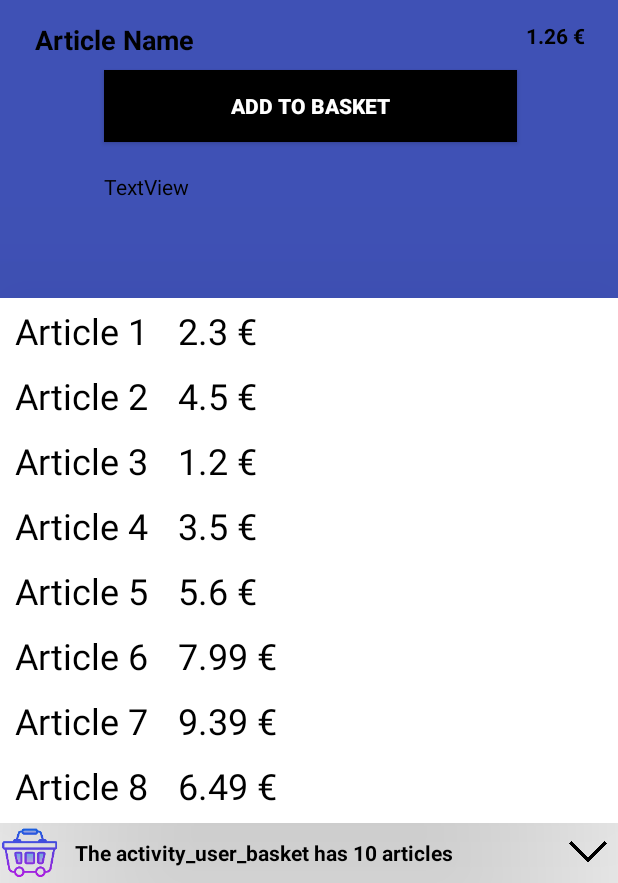
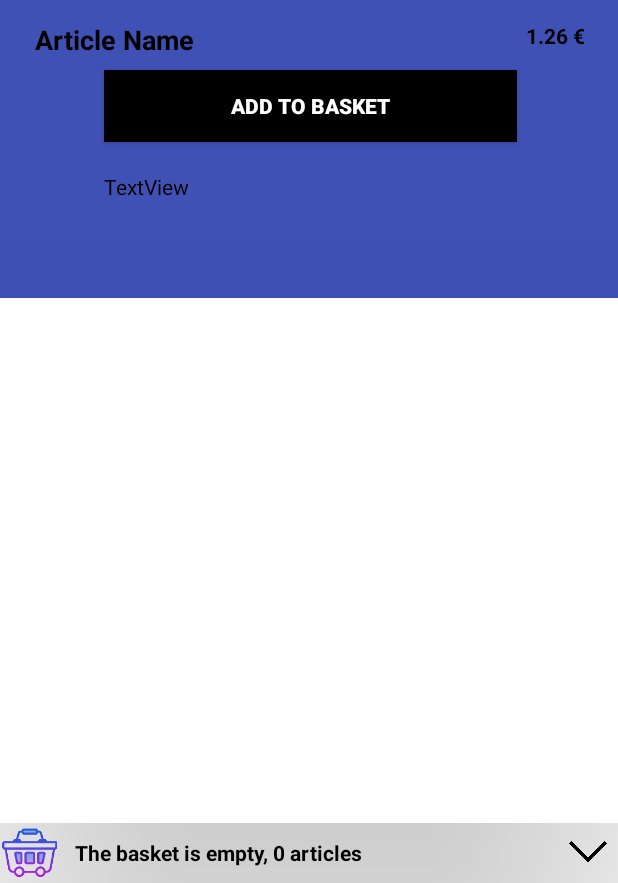
Before and after one commit to JDevs10/Shopping-Drive, an Android app: the DetailArticle screen opened directly, with no data from a screen before it, after a tap on an icon or button, on a phone screen of 412 x 824 dp, the part 353-1236 px from its top. Run offline under Robolectric (Android 15) with nearby library versions, the phone set to English and light mode, and no system bars; our stand-ins replace Firebase (no records; nobody signed in at launch, a user with empty details on screens opened directly), Picasso; pictures from the network do not load; 2 statements that could not run were skipped.

Commit message:
Detail Article activity and it's functionality

```diff
--- a/app/app/src/main/java/com/example/j_lds/shoppingdrive/DetailArticle.java
+++ b/app/app/src/main/java/com/example/j_lds/shoppingdrive/DetailArticle.java
@@ -1,30 +1,52 @@
 package com.example.j_lds.shoppingdrive;
 
 import android.content.Intent;
+import android.support.annotation.NonNull;
 import android.support.v7.app.AppCompatActivity;
 import android.os.Bundle;
 import android.support.v7.widget.LinearLayoutManager;
 import android.support.v7.widget.RecyclerView;
+import android.util.Log;
 import android.view.View;
 import android.view.WindowManager;
+import android.widget.ArrayAdapter;
 import android.widget.Button;
+import android.widget.ImageView;
 import android.widget.TextView;
 import android.widget.Toast;
+
+import com.example.j_lds.shoppingdrive.object_class.Article;
+import com.google.firebase.auth.FirebaseAuth;
+import com.google.firebase.auth.FirebaseUser;
+import com.google.firebase.database.DataSnapshot;
+import com.google.firebase.database.DatabaseError;
+import com.google.firebase.database.DatabaseReference;
+import com.google.firebase.database.FirebaseDatabase;
+import com.google.firebase.database.ValueEventListener;
+import com.squareup.picasso.Picasso;
+
+import java.util.ArrayList;
 
 public class DetailArticle extends AppCompatActivity {
 
     private TextView showBasketInfo;
 
-    private Button showBasketButton, back;
+    private Button addArticleToBasket, showBasketButton, back;
 
     private RecyclerView mRecycleView;
     private DetailArticleAdapter mDetailArticleAdapter;
 
-    private String[] article_names = {"Article 1", "Article 2", "Article 3", "Article 4", "Article 5",
-            "Article 6", "Article 7", "Article 8", "Article 9", "Article 10"};
-    private double[] article_prices = {2.30, 4.50, 1.20, 3.50, 5.60, 7.99, 9.39, 6.49, 8.99, 10.01};
+    private FirebaseAuth mAuth;
+    private FirebaseUser currentUser;
+    private DatabaseReference mdatabaseReference;
 
-    boolean btn_down = true;
+    private ArrayList<Article> articleBasket;
+    private String selectedMerchanteUid = "";
+    private String selectedArticleUid = "";
+    private Article selectedArticle;
+    private long cpt = 0;
+
+    private boolean btn_down = true;
 
     @Override
     protected void onCreate(Bundle savedInstanceState) {
@@ -36,6 +58,15 @@ public class DetailArticle extends AppCompatActivity {
         getWindow().setFlags(WindowManager.LayoutParams.FLAG_FULLSCREEN,
                 WindowManager.LayoutParams.FLAG_FULLSCREEN);
 
+        mAuth = FirebaseAuth.getInstance();
+
+        selectedMerchanteUid = getIntent().getExtras().getString("SelectedMerchantUid");
+        selectedArticleUid = getIntent().getExtras().getString("SelectedArticleUid");
+        Log.d("selected Merchant Uid ", "||=> "+selectedMerchanteUid);
+        Log.d("selected Article Uid ", "||=> "+selectedArticleUid);
+
+        selectedArticle = new Article();
+        getArticleDbData();
 
 
         //set recycle view / get my activity_user_basket "if I have"..............................................
@@ -45,8 +76,13 @@ public class DetailArticle extends AppCompatActivity {
         mRecycleView.setHasFixedSize(true);
         mRecycleView.setLayoutManager(new LinearLayoutManager(this));
 
-        mDetailArticleAdapter = new DetailArticleAdapter(this, article_names, article_prices);
+        //////////////////// need to be checked
+        articleBasket = new ArrayList<Article>();
 
+
+        mDetailArticleAdapter = new DetailArticleAdapter(articleBasket);
+        mRecycleView.setAdapter(mDetailArticleAdapter);
+        //////////////////// end of need to be checked
 
         back = (Button)findViewById(R.id.button_back_from_detail_article_to_find_merchant_articles);
         back.setOnClickListener(new View.OnClickListener() {
@@ -63,17 +99,127 @@ public class DetailArticle extends AppCompatActivity {
             }
         });
 
+        addArticleToBasket = (Button)findViewById(R.id.button_detail_article_addToBasket);
+        addArticleToBasket.setOnClickListener(new View.OnClickListener() {
+            @Override
+            public void onClick(View v) {
 
+                addArticleToBasket(selectedArticle);
+            }
+        });
+    }
+
+    //When initializing your Activity, check to see if the user is currently signed in.
+    @Override
+    public void onStart() {
+        super.onStart();
+        currentUser = mAuth.getCurrentUser();
+        if (currentUser != null){
+            Toast.makeText(this, "Welcome "+currentUser.getEmail(), Toast.LENGTH_SHORT).show();
+        }else{
+            Toast.makeText(this, "Please login to continue\nor sign up ", Toast.LENGTH_SHORT).show();
+            Intent intent= new Intent(this, Login.class);
+            startActivity(intent);
+        }
+    }
+
+    // Get the selected Merchant articles from db
+    public void getArticleDbData(){
+        mdatabaseReference = FirebaseDatabase.getInstance("https://shopping-drive-4bdce.firebaseio.com/").getReference().child("user/" + selectedMerchanteUid + "/articles");
+        mdatabaseReference.addValueEventListener(new ValueEventListener() {
+            @Override
+            public void onDataChange(@NonNull DataSnapshot dataSnapshot) {
+                if (dataSnapshot.exists()) {
+                    for (DataSnapshot ds : dataSnapshot.getChildren()) {
+                        if (ds.getKey().equals(selectedArticleUid)) {
+                            selectedArticle = ds.getValue(Article.class);
+                            selectedArticle.setId(ds.getKey());
+                            Log.d("Article id : ", "||=> " + selectedArticle.getId());
+                            Log.d("Article name : ", "||=> " + selectedArticle.getName());
+                            Log.d("Article image : ", "||=> " + selectedArticle.getImage());
+                            Log.d("Article description : ", "||=> " + selectedArticle.getDescription());
+                            showArticle(selectedArticle);
+                        }
+                    }
+                }
+            }
+
+            @Override
+            public void onCancelled(@NonNull DatabaseError databaseError) {
+                Toast.makeText(getBaseContext(), "ERROR 'Get Article' :\n" + databaseError.getMessage(), Toast.LENGTH_LONG).show();
+            }
+        });
+    }
+
+    //Show the selected articles from the Merchant article list
+    private void showArticle(Article article){
+        ImageView articleImage = findViewById(R.id.imageView_detail_article);
+        TextView articleName = findViewById(R.id.textView_detail_article_name);
+        TextView articlePrice = findViewById(R.id.textView_detail_article_price);
+        TextView articleDescription = findViewById(R.id.textView_detail_article_description);
+
+        Picasso.get().load(article.getImage()).into(articleImage);
+        articleName.setText(article.getName());
+        articlePrice.setText(article.getPrice()+" €");
+        articleDescription.setText(article.getDescription());
+
+        Log.d("Showing Article : ", article.getId()+"\nLoaded !");
+        Toast.makeText(getBaseContext(),"Article : "+article.getId()+"\nLoaded !",Toast.LENGTH_LONG).show();
+    }
+
+    //Add an article to the current user basket
+    private void addArticleToBasket(Article article){
+        mdatabaseReference = FirebaseDatabase.getInstance("https://shopping-drive-4bdce.firebaseio.com/").getReference();
+        mdatabaseReference.child("user/" + selectedMerchanteUid + "/basket/"+article.getId()+"_"+cpt++).setValue(article);
+
+        Toast.makeText(this, "Article "+article.getName()+" added in basket", Toast.LENGTH_SHORT).show();
+    }
+
+    private void getCurrentUserArticleBasketDbData(){
+        mdatabaseReference = FirebaseDatabase.getInstance("https://shopping-drive-4bdce.firebaseio.com/").getReference().child("user/"+selectedMerchanteUid+"/basket");
+        mdatabaseReference.addValueEventListener(new ValueEventListener() {
+            @Override
+            public void onDataChange(@NonNull DataSnapshot dataSnapshot) {
+                articleBasket.clear();
+                if(dataSnapshot.exists()){
+                    for (DataSnapshot ds : dataSnapshot.getChildren()) {
+                        if(dataSnapshot.exists()){
+                            Article article = ds.getValue(Article.class);
+                            article.setId(ds.getKey());
+                            Log.d("Basket Article id : ", "||=> "+article.getId());
+                            Log.d("Basket Article name : ", "||=> "+article.getName());
+                            Log.d("Basket Article image : ", "||=> "+article.getImage());
+                            Log.d("Basket Article info : ", "||=> "+article.getDescription());
+
+                            articleBasket.add(article);
+                            mDetailArticleAdapter.notifyDataSetChanged();
+                        }else{
+                            Log.d("Article Error : ", "Can't find articles !!!");
+                        }
+                    }
+                }
+            }
+
+            @Override
+            public void onCancelled(@NonNull DatabaseError databaseError) {
+                Toast.makeText(getBaseContext(), "ERROR 'Get Article' :\n"+databaseError.getMessage(), Toast.LENGTH_LONG).show();
+            }
+        });
     }
 
     public void dropDownBasketList(){
         if (btn_down){
-            Toast.makeText(getBaseContext(),"Show my activity_user_basket",Toast.LENGTH_LONG).show();
+            Toast.makeText(getBaseContext(),"Show User basket",Toast.LENGTH_LONG).show();
+            getCurrentUserArticleBasketDbData();
 
-            showBasketInfo.setText("The activity_user_basket has "+article_names.length+" articles");
+            if(articleBasket.size() > 0){
+                showBasketInfo.setText("The basket have "+articleBasket.size()+" articles");
+            }else{
+                showBasketInfo.setText("The basket is empty, 0 articles");
+            }
+
             mRecycleView.setVisibility(View.VISIBLE);
             showBasketButton.setRotation(180);
-            mRecycleView.setAdapter(mDetailArticleAdapter);
             btn_down = false;
         }else{
             mRecycleView.setVisibility(View.GONE);
@@ -90,6 +236,7 @@ public class DetailArticle extends AppCompatActivity {
 
     public void back_from_DetailArticle_to_merchantArticles(){
         Intent intent= new Intent(DetailArticle.this, FindMerchantArticles.class);
+        intent.putExtra("SelectedMerchantUid", selectedMerchanteUid);
         startActivity(intent);
     }
 }
--- a/app/app/src/main/java/com/example/j_lds/shoppingdrive/DetailArticleAdapter.java
+++ b/app/app/src/main/java/com/example/j_lds/shoppingdrive/DetailArticleAdapter.java
@@ -9,41 +9,39 @@ import android.widget.TextView;
 
 import android.content.Context;
 
+import com.example.j_lds.shoppingdrive.object_class.Article;
+
+import java.util.ArrayList;
+
 public class DetailArticleAdapter extends RecyclerView.Adapter<DetailArticleAdapter.ViewHolder>{
 
-    private Context context;
-    private final String[] names;
-    private final double[] prices;
+    private ArrayList<Article> articleBasket;
+    private Context mContext;
     View view;
 
-    public DetailArticleAdapter(Context context, String[] names, double[] prices) {
-        this.context = context;
-        this.names = names;
-        this.prices = prices;
+    public DetailArticleAdapter(ArrayList<Article> articleBasket) {
+        this.articleBasket = articleBasket;
     }
 
     @NonNull
     @Override
     public ViewHolder onCreateViewHolder(@NonNull ViewGroup parent, int viewType) {
 //        return null;
+        mContext = parent.getContext();
         View v = LayoutInflater.from(parent.getContext())
                 .inflate(R.layout.custom_basket_articles,parent,false);
         return new ViewHolder(v);
     }
 
     @Override
-    public void onBindViewHolder(@NonNull DetailArticleAdapter.ViewHolder holder, int position) {
-
-        String listItem_NAMES = names[position];
-        double listItem_PRICES = prices[position];
-
-        holder.article_name.setText(listItem_NAMES);
-        holder.article_price.setText(listItem_PRICES+" €");
+    public void onBindViewHolder(@NonNull DetailArticleAdapter.ViewHolder holder, final int position) {
+        holder.article_name.setText(articleBasket.get(position).getName());
+        holder.article_price.setText(articleBasket.get(position).getPrice()+" €");
     }
 
     @Override
     public int getItemCount() {
-        return names.length;
+        return articleBasket.size();
     }
 
     public class ViewHolder extends RecyclerView.ViewHolder{
--- a/app/app/src/main/java/com/example/j_lds/shoppingdrive/FindMerchantArticles.java
+++ b/app/app/src/main/java/com/example/j_lds/shoppingdrive/FindMerchantArticles.java
@@ -60,7 +60,7 @@ public class FindMerchantArticles extends AppCompatActivity {
         articleList = new ArrayList<Article>();
         getMerchantArticleDbData();
 
-        adapter = new FindMerchantArticlesAdapter(articleList);
+        adapter = new FindMerchantArticlesAdapter(selectedMerchantUid, articleList);
         recyclerView_findMerchantAticles.setAdapter(adapter);
     }
 
@@ -79,7 +79,6 @@ public class FindMerchantArticles extends AppCompatActivity {
         }
     }
 
-//    this needs to be checked !!!!!!!!!!!!!!!!!!!!!!!!!!!!!!!!!!!!!!!!
     public void getMerchantArticleDbData(){
         mdatabaseReference = FirebaseDatabase.getInstance("https://shopping-drive-4bdce.firebaseio.com/").getReference().child("user/"+selectedMerchantUid+"/articles");
         mdatabaseReference.addValueEventListener(new ValueEventListener() {
--- a/app/app/src/main/res/layout/activity_detail_article.xml
+++ b/app/app/src/main/res/layout/activity_detail_article.xml
@@ -22,7 +22,7 @@
         app:layout_constraintTop_toTopOf="parent" />
 
     <ImageView
-        android:id="@+id/imageView_detail-article"
+        android:id="@+id/imageView_detail_article"
         android:layout_width="275dp"
         android:layout_height="200dp"
         android:layout_marginEnd="22dp"
@@ -35,7 +35,7 @@
         app:srcCompat="@mipmap/ic_launcher" />
 
     <TextView
-        android:id="@+id/textView_detail-article-name"
+        android:id="@+id/textView_detail_article_name"
         android:layout_width="wrap_content"
         android:layout_height="wrap_content"
         android:layout_marginLeft="23dp"
@@ -46,10 +46,10 @@
         android:textSize="18sp"
         android:textStyle="bold"
         app:layout_constraintStart_toStartOf="parent"
-        app:layout_constraintTop_toBottomOf="@+id/imageView_detail-article" />
+        app:layout_constraintTop_toBottomOf="@+id/imageView_detail_article" />
 
     <TextView
-        android:id="@+id/textView_detail-article-price"
+        android:id="@+id/textView_detail_article_price"
         android:layout_width="wrap_content"
         android:layout_height="wrap_content"
         android:layout_marginEnd="22dp"
@@ -59,7 +59,7 @@
         android:textColor="@color/color_dark"
         android:textStyle="bold"
         app:layout_constraintEnd_toEndOf="parent"
-        app:layout_constraintTop_toBottomOf="@+id/imageView_detail-article" />
+        app:layout_constraintTop_toBottomOf="@+id/imageView_detail_article" />
 
     <Button
         android:id="@+id/button_detail-article-addToBasket"
@@ -76,7 +76,7 @@
         android:textStyle="bold"
         app:layout_constraintEnd_toEndOf="parent"
         app:layout_constraintStart_toStartOf="parent"
-        app:layout_constraintTop_toBottomOf="@+id/textView_detail-article-name" />
+        app:layout_constraintTop_toBottomOf="@+id/textView_detail_article_name" />
 
     <TextView
         android:id="@+id/textView_detail_article_description"
```
Also changed, not shown: app/app/src/main/java/com/example/j_lds/shoppingdrive/FindMerchantArticlesAdapter.java (+7 -11 lines), app/app/src/main/java/com/example/j_lds/shoppingdrive/object_class/Basket.java (+5 -14 lines), 1 other file.
